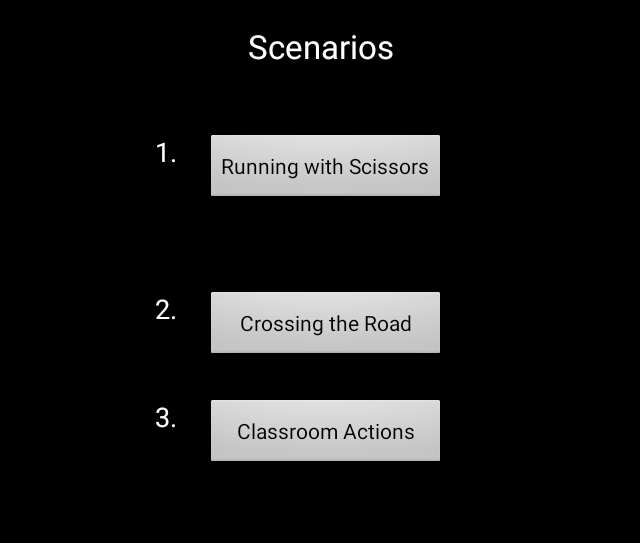
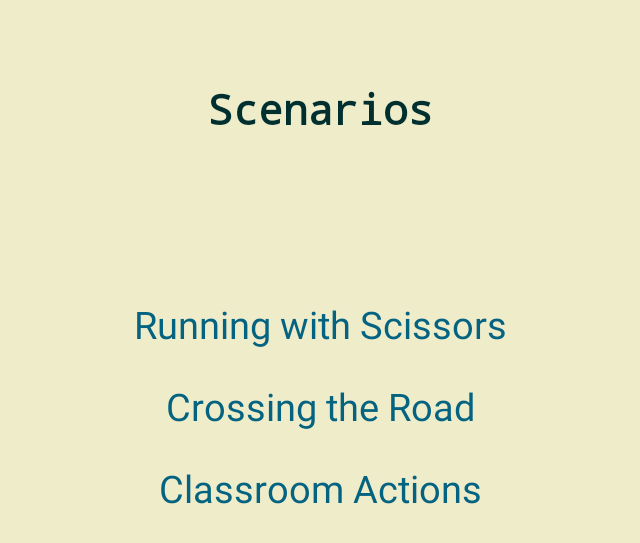
Before and after one commit to blakehawkins/billy-the-silly, an Android app: the ScenariosScreen screen opened directly, with no data from a screen before it, on a phone screen of 824 x 412 dp (held sideways). Shown: the top 543 px of the screen, without its empty margins (297-937 px from the left). Run offline under Robolectric (Android 15) with nearby library versions, the phone set to English and light mode, and no system bars.

Commit message:
conforming scenarios

```diff
--- a/app/src/main/java/appathon/com/billythesilly/ScenariosScreen.java
+++ b/app/src/main/java/appathon/com/billythesilly/ScenariosScreen.java
@@ -16,30 +16,6 @@ public class ScenariosScreen extends Activity {
         super.onCreate(savedInstanceState);
         setContentView(R.layout.activity_scenarios_screen);
 
-        Button option1 = (Button) findViewById(R.id.buttonRunning);
-        Button option2 = (Button) findViewById(R.id.buttonRoad);
-        Button option3 = (Button) findViewById(R.id.buttonClassroom);
-
-        option1.setOnClickListener(new View.OnClickListener() {
-            public void onClick(View view) {
-                Intent intent = new Intent(ScenariosScreen.this, StartScreen.class);
-                ScenariosScreen.this.startActivity(intent);
-            }
-        });
-
-        option2.setOnClickListener(new View.OnClickListener() {
-            public void onClick(View view) {
-                Intent intent = new Intent(ScenariosScreen.this, StartScreen.class);
-                ScenariosScreen.this.startActivity(intent);
-            }
-        });
-
-        option3.setOnClickListener(new View.OnClickListener() {
-            public void onClick(View view) {
-                Intent intent = new Intent(ScenariosScreen.this, StartScreen.class);
-                ScenariosScreen.this.startActivity(intent);
-            }
-        });
     }
 
 
@@ -64,4 +40,17 @@ public class ScenariosScreen extends Activity {
 
         return super.onOptionsItemSelected(item);
     }
+
+    public void goScissors(View view){
+        Intent intent = new Intent(this,StartScreen.class);
+        startActivity(intent);
+    }
+    public void goRoad(View view){
+        Intent intent = new Intent(this,StartScreen.class);
+        startActivity(intent);
+    }
+    public void goClassroom(View view){
+        Intent intent = new Intent(this,StartScreen.class);
+        startActivity(intent);
+    }
 }
--- a/app/src/main/res/layout/activity_scenarios_screen.xml
+++ b/app/src/main/res/layout/activity_scenarios_screen.xml
@@ -4,82 +4,68 @@
     android:paddingRight="@dimen/activity_horizontal_margin"
     android:paddingTop="@dimen/activity_vertical_margin"
     android:paddingBottom="@dimen/activity_vertical_margin"
-    tools:context="appathon.com.billythesilly.ScenariosScreen">
+    tools:context="appathon.com.billythesilly.ScenariosScreen"
+    android:background="#EFECCA">
 
-    <TextView
-        android:layout_width="wrap_content"
+    <LinearLayout
+        android:orientation="vertical"
+        android:layout_width="match_parent"
         android:layout_height="wrap_content"
-        android:textAppearance="?android:attr/textAppearanceLarge"
-        android:text="Scenarios"
-        android:id="@+id/textScenarios"
-        android:layout_alignParentTop="true"
-        android:layout_centerHorizontal="true" />
-
-    <TextView
-        android:layout_width="wrap_content"
-        android:layout_height="wrap_content"
-        android:textAppearance="?android:attr/textAppearanceMedium"
-        android:text="1."
-        android:id="@+id/textOption1"
-        android:layout_toStartOf="@+id/textScenarios"
-        android:layout_marginRight="47dp"
-        android:layout_marginTop="43dp"
-        android:layout_below="@+id/textScenarios"
-        android:layout_toLeftOf="@+id/textScenarios" />
+        android:layout_alignParentBottom="true"
+        android:layout_alignParentLeft="true"
+        android:layout_alignParentStart="true"
+        android:layout_marginBottom="33dp"
+        android:padding="10dp"
+        android:id="@+id/linearLayout">
 
         <Button
             android:layout_width="wrap_content"
             android:layout_height="wrap_content"
             android:text="Running with Scissors"
-        android:id="@+id/buttonRunning"
-        android:layout_toEndOf="@+id/textOption1"
-        android:layout_toRightOf="@+id/textOption1"
-        android:layout_alignTop="@+id/textOption1"
-        android:layout_alignLeft="@+id/textOption1"
-        android:layout_alignStart="@+id/textOption1"
-        android:layout_marginLeft="33dp" />
-
-    <TextView
-        android:layout_width="wrap_content"
-        android:layout_height="wrap_content"
-        android:textAppearance="?android:attr/textAppearanceMedium"
-        android:text="2."
-        android:id="@+id/textOption2"
-        android:layout_centerVertical="true"
-        android:layout_alignLeft="@+id/textOption1"
-        android:layout_alignStart="@+id/textOption1" />
+            android:id="@+id/buttonScissors"
+            android:layout_gravity="center_horizontal"
+            style="@android:style/Widget.DeviceDefault.Button.Borderless"
+            android:typeface="normal"
+            android:textSize="25sp"
+            android:onClick="goScissors"
+            android:textColor="#046380" />
 
         <Button
             android:layout_width="wrap_content"
             android:layout_height="wrap_content"
             android:text="Crossing the Road"
             android:id="@+id/buttonRoad"
-        android:layout_alignTop="@+id/textOption2"
-        android:layout_alignLeft="@+id/buttonRunning"
-        android:layout_alignStart="@+id/buttonRunning"
-        android:layout_alignRight="@+id/buttonRunning"
-        android:layout_alignEnd="@+id/buttonRunning" />
-
-    <TextView
-        android:layout_width="wrap_content"
-        android:layout_height="wrap_content"
-        android:textAppearance="?android:attr/textAppearanceMedium"
-        android:text="3."
-        android:id="@+id/textView"
-        android:layout_below="@+id/buttonRoad"
-        android:layout_alignLeft="@+id/textOption2"
-        android:layout_alignStart="@+id/textOption2"
-        android:layout_marginTop="24dp" />
+            android:layout_gravity="center_horizontal"
+            style="@android:style/Widget.DeviceDefault.Button.Borderless"
+            android:textSize="25sp"
+            android:onClick="goRoad"
+            android:textColor="#046380" />
 
         <Button
             android:layout_width="wrap_content"
             android:layout_height="wrap_content"
             android:text="Classroom Actions"
             android:id="@+id/buttonClassroom"
-        android:layout_alignTop="@+id/textView"
-        android:layout_alignLeft="@+id/buttonRoad"
-        android:layout_alignStart="@+id/buttonRoad"
-        android:layout_alignRight="@+id/buttonRoad"
-        android:layout_alignEnd="@+id/buttonRoad" />
+            android:layout_gravity="center_horizontal"
+            style="@android:style/Widget.DeviceDefault.Button.Borderless"
+            android:textSize="25sp"
+            android:onClick="goClassroom"
+            android:textColor="#046380" />
+
+    </LinearLayout>
+
+    <TextView
+        android:layout_width="wrap_content"
+        android:layout_height="wrap_content"
+        android:text="Scenarios"
+        android:id="@+id/textScenarios"
+        android:textAppearance="@android:style/TextAppearance.Large"
+        android:textStyle="bold"
+        android:textSize="28sp"
+        android:textColor="#002F2F"
+        android:layout_alignParentTop="true"
+        android:layout_centerHorizontal="true"
+        android:layout_marginTop="37dp"
+        android:typeface="monospace" />
 
 </RelativeLayout>
```
Lines whose indentation alone changed are shown as unchanged.
